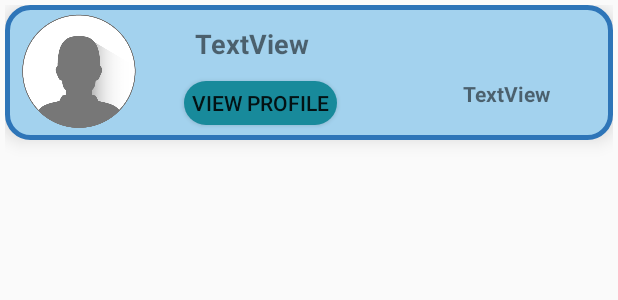
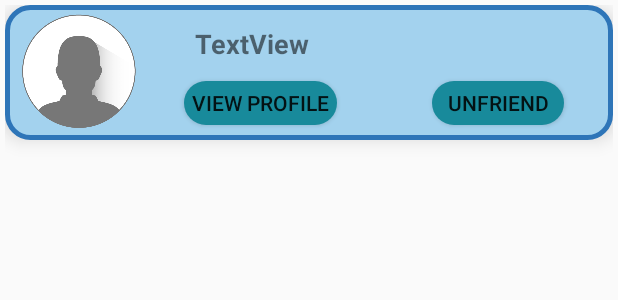
Before and after one commit to KrystianWojakiewicz/Connected, an Android app: the layout users_list_layout.xml on its own in the app's theme, with its tools: preview values and no code run, on a phone screen of 412 x 824 dp. Shown: the top 300 px of the screen. Run offline under Robolectric (Android 15) with nearby library versions, the phone set to English and light mode, and no system bars; plain views replace SquareImageView.

Commit message:
Delete Friend Button.

```diff
--- a/app/src/main/res/layout/users_list_layout.xml
+++ b/app/src/main/res/layout/users_list_layout.xml
@@ -75,21 +75,33 @@
                 android:id="@+id/statusIcon"
                 android:layout_width="20dp"
                 android:layout_height="20dp"
-                android:layout_marginStart="80dp"
+                android:layout_marginStart="75dp"
                 android:layout_marginTop="14dp"
                 android:elevation="15in"
                 android:gravity="center" />
 
-            <TextView
-                android:id="@+id/statusTextView"
-                android:layout_width="88dp"
-                android:layout_height="wrap_content"
-                android:layout_marginStart="45dp"
-                android:layout_marginTop="14dp"
-                android:layout_marginEnd="23dp"
+<!--            <TextView-->
+<!--                android:id="@+id/statusTextView"-->
+<!--                android:layout_width="88dp"-->
+<!--                android:layout_height="wrap_content"-->
+<!--                android:layout_marginStart="45dp"-->
+<!--                android:layout_marginTop="14dp"-->
+<!--                android:layout_marginEnd="23dp"-->
+<!--                android:gravity="center"-->
+<!--                android:text="TextView"-->
+<!--                android:textStyle="bold" />-->
+            <Button
+                android:id="@+id/unfriendButton"
+                android:layout_width="wrap_content"
+                android:layout_height="29dp"
+                android:layout_marginStart="40dp"
+                android:layout_marginTop="15dp"
+                android:background="@drawable/app_buttons_drawable"
+                android:elevation="15in"
                 android:gravity="center"
-                android:text="TextView"
-                android:textStyle="bold" />
+                android:paddingLeft="5dp"
+                android:paddingRight="5dp"
+                android:text="Unfriend" />
         </LinearLayout>
 
     </LinearLayout>
```
Also changed, not shown: app/src/main/java/com/example/connected/FindUsersAdapter.java (+8 -1 lines), app/src/main/java/com/example/connected/tabs/FriendsListAdapter.java (+31 -0 lines).
